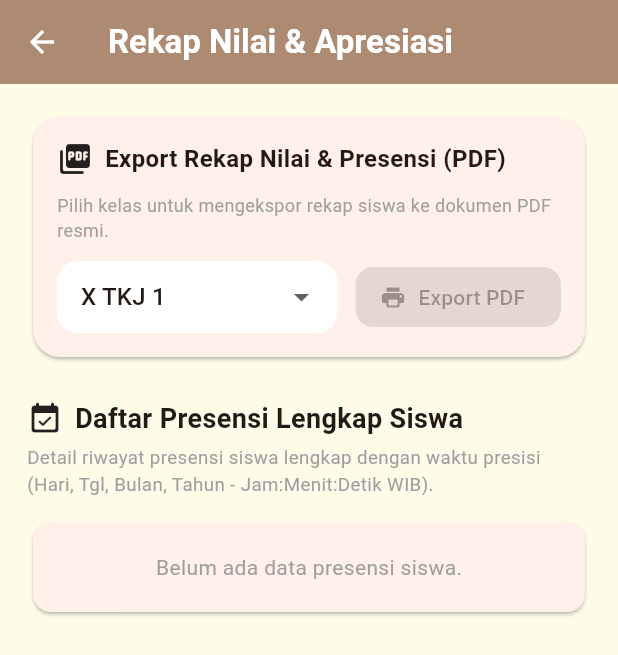
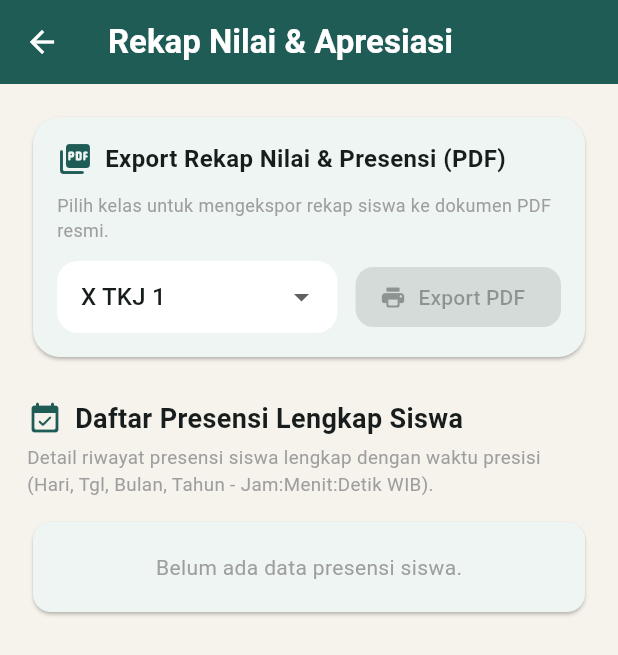
Before and after one commit to zuhri08/Netropia, a Flutter app: the TeacherGradebookScreen screen opened directly, on a phone screen of 412 x 824 dp. Shown: the top 655 px of the screen. Run offline on Flutter 3.47's test engine with Material 3 defaults, Android fonts, the phone set to English and light mode, and no system bars; our stand-ins replace cloud_firestore, device_preview, firebase_ai, firebase_auth, firebase_core, firebase_storage and 10 more; missing offline and left inert: dart:html, dart:ui_web, firebase_app_check, pointer_interceptor; accounts and stored records are empty.

Commit message:
Perbaiki getter primaryTeal dan hapus const invalid pada layar kelola guru

```diff
--- a/lib/teacher/teacher_announcement_screen.dart
+++ b/lib/teacher/teacher_announcement_screen.dart
@@ -118,7 +118,7 @@ class _TeacherAnnouncementScreenState extends State<TeacherAnnouncementScreen> {
                 child: Column(
                   crossAxisAlignment: CrossAxisAlignment.start,
                   children: [
-                    const Row(
+                    Row(
                       children: [
                         Icon(Icons.campaign_rounded, color: AppTheme.primaryTeal),
                         SizedBox(width: 8),
--- a/lib/teacher/teacher_assignment_screen.dart
+++ b/lib/teacher/teacher_assignment_screen.dart
@@ -131,7 +131,7 @@ class _TeacherAssignmentScreenState extends State<TeacherAssignmentScreen> {
             children: [
               Row(
                 children: [
-                  const Icon(Icons.assignment_turned_in_rounded, color: AppTheme.primaryTeal),
+                  Icon(Icons.assignment_turned_in_rounded, color: AppTheme.primaryTeal),
                   const SizedBox(width: 8),
                   Expanded(
                     child: Text(
@@ -195,10 +195,10 @@ class _TeacherAssignmentScreenState extends State<TeacherAssignmentScreen> {
                               children: [
                                 Row(
                                   children: [
-                                    const CircleAvatar(
+                                    CircleAvatar(
                                       radius: 16,
                                       backgroundColor: AppTheme.primaryTeal,
-                                      child: Icon(Icons.person_rounded, size: 16, color: Colors.white),
+                                      child: const Icon(Icons.person_rounded, size: 16, color: Colors.white),
                                     ),
                                     const SizedBox(width: 10),
                                     Expanded(
@@ -225,7 +225,7 @@ class _TeacherAssignmentScreenState extends State<TeacherAssignmentScreen> {
                                 Text('Jawaban Siswa:\n"$jawaban"', style: const TextStyle(fontSize: 13, height: 1.4)),
                                 if (imageBytes != null) ...[
                                   const SizedBox(height: 10),
-                                  const Text('Foto Bukti Jawaban:', style: TextStyle(fontSize: 11, fontWeight: FontWeight.bold, color: AppTheme.primaryTeal)),
+                                  Text('Foto Bukti Jawaban:', style: TextStyle(fontSize: 11, fontWeight: FontWeight.bold, color: AppTheme.primaryTeal)),
                                   const SizedBox(height: 6),
                                   ClipRRect(
                                     borderRadius: BorderRadius.circular(12),
@@ -330,7 +330,7 @@ class _TeacherAssignmentScreenState extends State<TeacherAssignmentScreen> {
                 child: Column(
                   crossAxisAlignment: CrossAxisAlignment.start,
                   children: [
-                    const Row(
+                    Row(
                       children: [
                         Icon(Icons.add_task_rounded, color: AppTheme.primaryTeal),
                         SizedBox(width: 8),
@@ -438,9 +438,9 @@ class _TeacherAssignmentScreenState extends State<TeacherAssignmentScreen> {
                           children: [
                             ListTile(
                               contentPadding: EdgeInsets.zero,
-                              leading: const CircleAvatar(
+                              leading: CircleAvatar(
                                 backgroundColor: AppTheme.tealTint,
-                                child: Icon(Icons.assignment_ind_rounded, color: AppTheme.primaryTeal),
+                                child: const Icon(Icons.assignment_ind_rounded, color: AppTheme.primaryTeal),
                               ),
                               title: Text(judul, style: const TextStyle(fontWeight: FontWeight.bold)),
                               subtitle: Text('${data['materiTitle']} • ${data['deskripsi']}'),
@@ -460,7 +460,7 @@ class _TeacherAssignmentScreenState extends State<TeacherAssignmentScreen> {
                                 onPressed: () => _showSubmissionsDialog(assignmentId, judul),
                                 style: OutlinedButton.styleFrom(
                                   foregroundColor: AppTheme.primaryTeal,
-                                  side: const BorderSide(color: AppTheme.primaryTeal),
+                                  side: BorderSide(color: AppTheme.primaryTeal),
                                 ),
                                 icon: const Icon(Icons.rate_review_rounded, size: 16),
                                 label: const Text('Lihat Jawaban & Beri Nilai Siswa'),
--- a/lib/teacher/teacher_gradebook_screen.dart
+++ b/lib/teacher/teacher_gradebook_screen.dart
@@ -280,7 +280,7 @@ class _TeacherGradebookScreenState extends State<TeacherGradebookScreen> {
                 child: Column(
                   crossAxisAlignment: CrossAxisAlignment.start,
                   children: [
-                    const Row(
+                    Row(
                       children: [
                         Icon(Icons.picture_as_pdf_rounded, color: AppTheme.primaryTeal),
                         SizedBox(width: 8),
@@ -340,7 +340,7 @@ class _TeacherGradebookScreenState extends State<TeacherGradebookScreen> {
     return Column(
       crossAxisAlignment: CrossAxisAlignment.start,
       children: [
-        const Row(
+        Row(
           children: [
             Icon(Icons.event_available_rounded, color: AppTheme.primaryTeal),
             SizedBox(width: 8),
--- a/lib/theme/app_theme.dart
+++ b/lib/theme/app_theme.dart
@@ -1,22 +1,27 @@
 import 'package:flutter/material.dart';
 
 class AppTheme {
-  static const Color primaryBrown = Color(0xFFAD8B73);
-  static const Color secondaryBeige = Color(0xFFCEAB93);
-  static const Color accentTan = Color(0xFFE3CAA5);
-  static const Color backgroundCream = Color(0xFFFFFBE9);
-  // Warna baru: cokelat tua untuk bar navigasi bawah & aksen gelap.
-  static const Color deepEspresso = Color(0xFF4A3428);
+  // Deep Teal & Warm Cream System (PDF Palette)
+  static const Color primaryTeal = Color(0xFF1F5C56);
+  static const Color darkTeal = Color(0xFF0E3B37);
+  static const Color lightTeal = Color(0xFF2F7F77);
+  static const Color tealTint = Color(0xFFE3ECE9);
 
-  // Kompatibilitas warna tema tambahan
-  static const Color darkBrown = Color(0xFF8E6F5B);
-  static const Color brownTint = Color(0xFFF5EBE6);
-  static const Color textDark = Color(0xFF2C3E50);
-  static const Color textMuted = Color(0xFF7F8C8D);
-  static const Color surfaceCream = Color(0xFFFFFBE9);
-  static const Color borderCream = Color(0xFFE9DDD3);
-  static const Color accentRed = Color(0xFFC0392B);
-  static const Color accentAmber = Color(0xFFD35400);
+  // Brown & Cream System (Compatibility Aliases)
+  static const Color primaryBrown = Color(0xFF1F5C56);
+  static const Color secondaryBeige = Color(0xFF2F7F77);
+  static const Color accentTan = Color(0xFFF2A93B);
+  static const Color backgroundCream = Color(0xFFF6F3EC);
+  static const Color deepEspresso = Color(0xFF0E3B37);
+
+  static const Color darkBrown = Color(0xFF0E3B37);
+  static const Color brownTint = Color(0xFFE3ECE9);
+  static const Color textDark = Color(0xFF14231F);
+  static const Color textMuted = Color(0xFF7F9089);
+  static const Color surfaceCream = Color(0xFFEBE7DD);
+  static const Color borderCream = Color(0xFFDDD8CC);
+  static const Color accentRed = Color(0xFFBE3A2D);
+  static const Color accentAmber = Color(0xFFF2A93B);
 
   static ThemeData lightTheme = ThemeData(
     useMaterial3: true,
@@ -24,17 +29,17 @@ class AppTheme {
     brightness: Brightness.light,
     scaffoldBackgroundColor: backgroundCream,
     colorScheme: ColorScheme.fromSeed(
-      seedColor: primaryBrown,
-      primary: primaryBrown,
-      secondary: secondaryBeige,
-      tertiary: accentTan,
+      seedColor: primaryTeal,
+      primary: primaryTeal,
+      secondary: lightTeal,
+      tertiary: accentAmber,
       brightness: Brightness.light,
     ),
     cardColor: Colors.white,
     appBarTheme: const AppBarTheme(
       centerTitle: false,
       elevation: 0,
-      backgroundColor: primaryBrown,
+      backgroundColor: primaryTeal,
       foregroundColor: Colors.white,
     ),
     inputDecorationTheme: InputDecorationTheme(
@@ -51,12 +56,12 @@ class AppTheme {
       ),
       focusedBorder: OutlineInputBorder(
         borderRadius: BorderRadius.circular(14),
-        borderSide: const BorderSide(color: primaryBrown, width: 2),
+        borderSide: const BorderSide(color: primaryTeal, width: 2),
       ),
     ),
     elevatedButtonTheme: ElevatedButtonThemeData(
       style: ElevatedButton.styleFrom(
-        backgroundColor: primaryBrown,
+        backgroundColor: primaryTeal,
         foregroundColor: Colors.white,
         elevation: 0,
         shape: RoundedRectangleBorder(
@@ -65,9 +70,9 @@ class AppTheme {
       ),
     ),
     bottomNavigationBarTheme: const BottomNavigationBarThemeData(
-      backgroundColor: deepEspresso,
+      backgroundColor: darkTeal,
       selectedItemColor: Colors.white,
-      unselectedItemColor: accentTan,
+      unselectedItemColor: accentAmber,
       type: BottomNavigationBarType.fixed,
       elevation: 0,
     ),
@@ -79,10 +84,10 @@ class AppTheme {
     brightness: Brightness.dark,
     scaffoldBackgroundColor: const Color(0xFF121212),
     colorScheme: ColorScheme.fromSeed(
-      seedColor: secondaryBeige,
-      primary: secondaryBeige,
-      secondary: primaryBrown,
-      tertiary: accentTan,
+      seedColor: primaryTeal,
+      primary: primaryTeal,
+      secondary: lightTeal,
+      tertiary: accentAmber,
       brightness: Brightness.dark,
     ),
     cardColor: const Color(0xFF1E1E1E),
@@ -106,12 +111,12 @@ class AppTheme {
       ),
       focusedBorder: OutlineInputBorder(
         borderRadius: BorderRadius.circular(14),
-        borderSide: const BorderSide(color: secondaryBeige, width: 2),
+        borderSide: const BorderSide(color: primaryTeal, width: 2),
       ),
     ),
     elevatedButtonTheme: ElevatedButtonThemeData(
       style: ElevatedButton.styleFrom(
-        backgroundColor: primaryBrown,
+        backgroundColor: primaryTeal,
         foregroundColor: Colors.white,
         elevation: 0,
         shape: RoundedRectangleBorder(
@@ -121,7 +126,7 @@ class AppTheme {
     ),
     bottomNavigationBarTheme: const BottomNavigationBarThemeData(
       backgroundColor: Color(0xFF1E1E1E),
-      selectedItemColor: secondaryBeige,
+      selectedItemColor: primaryTeal,
       unselectedItemColor: Colors.grey,
       type: BottomNavigationBarType.fixed,
       elevation: 0,
```
